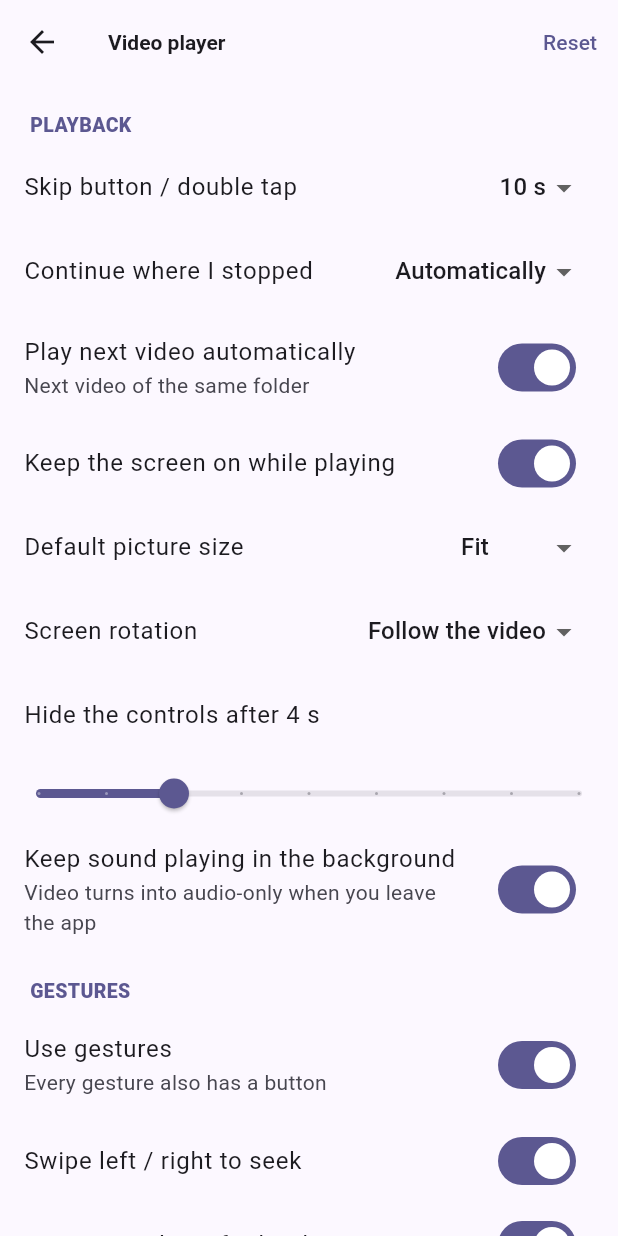
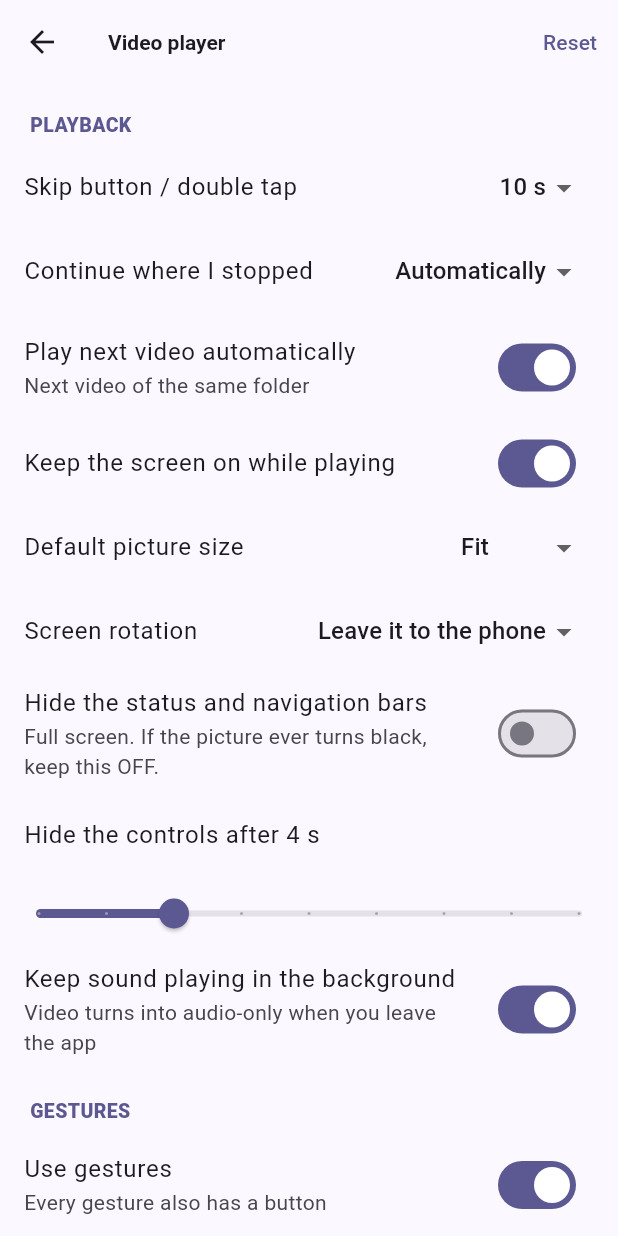
Before and after one commit to darshandpatel63-prog/Fyleon, a Flutter app: the VideoSettingsScreen screen opened directly, on a phone screen of 412 x 824 dp. Run offline on Flutter 3.47's test engine with Material 3 defaults, Android fonts, the phone set to English and light mode, and no system bars; our stand-ins replace file_picker, flutter_highlight, flutter_riverpod, google_mobile_ads, just_audio, just_audio_background and 5 more; missing offline and left inert: highlight, markdown, mobile_scanner, pdfrx; accounts and stored records are empty.

Commit message:
chore: import files from zip [skip ci]

```diff
--- a/lib/features/video/video_models.dart
+++ b/lib/features/video/video_models.dart
@@ -6,7 +6,8 @@ import 'package:path/path.dart' as p;
 
 enum ResumeMode { ask, auto, never }
 
-enum OrientationMode { auto, sensor, landscape, portrait }
+/// system = do not touch the phone's rotation at all (default); auto = follow the video's shape.
+enum OrientationMode { system, auto, sensor, landscape, portrait }
 
 enum AspectMode { fit, fill, stretch, original, r16x9, r4x3 }
 
@@ -56,7 +57,7 @@ class VideoSettings {
     this.leftHanded = false,
     this.sensitivity = 1.0,
     this.defaultAspect = AspectMode.fit,
-    this.orientation = OrientationMode.auto,
+    this.orientation = OrientationMode.system,
     this.autoNext = true,
     this.keepScreenOn = true,
     this.controlsHideSeconds = 4,
@@ -67,6 +68,8 @@ class VideoSettings {
     this.subBottom = 40,
     this.subAuto = true,
     this.thumbnails = true,
+    this.immersive = false,
+    this.diagnostics = true,
   });
 
   final int skipSeconds;
@@ -96,6 +99,12 @@ class VideoSettings {
   /// Video pictures in the library (the phone makes them one at a time; turn off if an old phone struggles).
   final bool thumbnails;
 
+  /// Hide the Android status + navigation bars while playing. OFF by default: changing the window can blank the picture on some phones.
+  final bool immersive;
+
+  /// A small status line on the picture (state, time, size) so a black screen can be told apart from a frozen one.
+  final bool diagnostics;
+
   VideoSettings copyWith({
     int? skipSeconds,
     ResumeMode? resumeMode,
@@ -121,6 +130,8 @@ class VideoSettings {
     int? subBottom,
     bool? subAuto,
     bool? thumbnails,
+    bool? immersive,
+    bool? diagnostics,
   }) =>
       VideoSettings(
         skipSeconds: skipSeconds ?? this.skipSeconds,
@@ -147,6 +158,8 @@ class VideoSettings {
         subBottom: subBottom ?? this.subBottom,
         subAuto: subAuto ?? this.subAuto,
         thumbnails: thumbnails ?? this.thumbnails,
+        immersive: immersive ?? this.immersive,
+        diagnostics: diagnostics ?? this.diagnostics,
       );
 
   Map<String, Object?> toJson() => {
@@ -174,6 +187,8 @@ class VideoSettings {
         'sBottom': subBottom,
         'sAuto': subAuto,
         'thumbs': thumbnails,
+        'imm': immersive,
+        'diag': diagnostics,
       };
 
   static VideoSettings fromJson(Object? raw) {
@@ -215,6 +230,8 @@ class VideoSettings {
       subBottom: i('sBottom', d.subBottom, 0, 200),
       subAuto: b('sAuto', d.subAuto),
       thumbnails: b('thumbs', d.thumbnails),
+      immersive: b('imm', d.immersive),
+      diagnostics: b('diag', d.diagnostics),
     );
   }
 }
--- a/lib/features/video/video_settings_screen.dart
+++ b/lib/features/video/video_settings_screen.dart
@@ -58,11 +58,13 @@ class VideoSettingsScreen extends ConsumerWidget {
           sw('Keep the screen on while playing', s.keepScreenOn, (x, v) => x.copyWith(keepScreenOn: v)),
           dropdown<AspectMode>('Default picture size', s.defaultAspect, [for (final a in AspectMode.values) (a, a.label)], (x, v) => x.copyWith(defaultAspect: v)),
           dropdown<OrientationMode>('Screen rotation', s.orientation, const [
+            (OrientationMode.system, 'Leave it to the phone'),
             (OrientationMode.auto, 'Follow the video'),
             (OrientationMode.sensor, 'Sensor'),
             (OrientationMode.landscape, 'Landscape'),
             (OrientationMode.portrait, 'Portrait'),
           ], (x, v) => x.copyWith(orientation: v)),
+          sw('Hide the status and navigation bars', s.immersive, (x, v) => x.copyWith(immersive: v), sub: 'Full screen. If the picture ever turns black, keep this OFF.'),
           ListTile(title: Text('Hide the controls after ${s.controlsHideSeconds} s')),
           Slider(value: s.controlsHideSeconds.toDouble(), min: 2, max: 10, divisions: 8, onChanged: (v) => n.update((x) => x.copyWith(controlsHideSeconds: v.round()))),
           Consumer(
@@ -93,6 +95,7 @@ class VideoSettingsScreen extends ConsumerWidget {
           sw('Dark background', s.subBackground, (x, v) => x.copyWith(subBackground: v)),
           ListTile(title: Text('Height from the bottom: ${s.subBottom}')),
           Slider(value: s.subBottom.toDouble(), min: 0, max: 200, onChanged: (v) => n.update((x) => x.copyWith(subBottom: v.round()))),
+          sw('Show a small status line on the picture', s.diagnostics, (x, v) => x.copyWith(diagnostics: v), sub: 'Playing / paused, time and size. Helps to find problems.'),
           section('DATA ON THIS PHONE'),
           sw('Show pictures of the videos in the library', s.thumbnails, (x, v) => x.copyWith(thumbnails: v), sub: 'Made one at a time by Android and never while a video plays. Turn off if the phone is slow.'),
           const _ThumbTile(),
```
Also changed, not shown: lib/features/video/video_player_screen.dart (+48 -4 lines), pubspec.lock, 5 other files.
